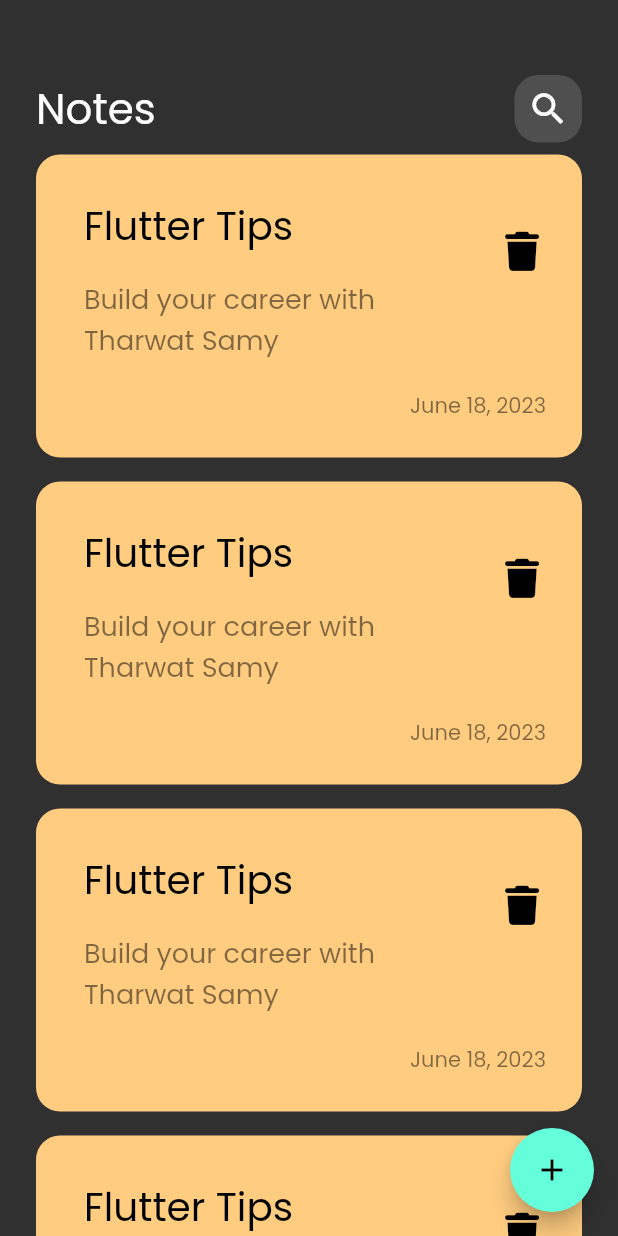
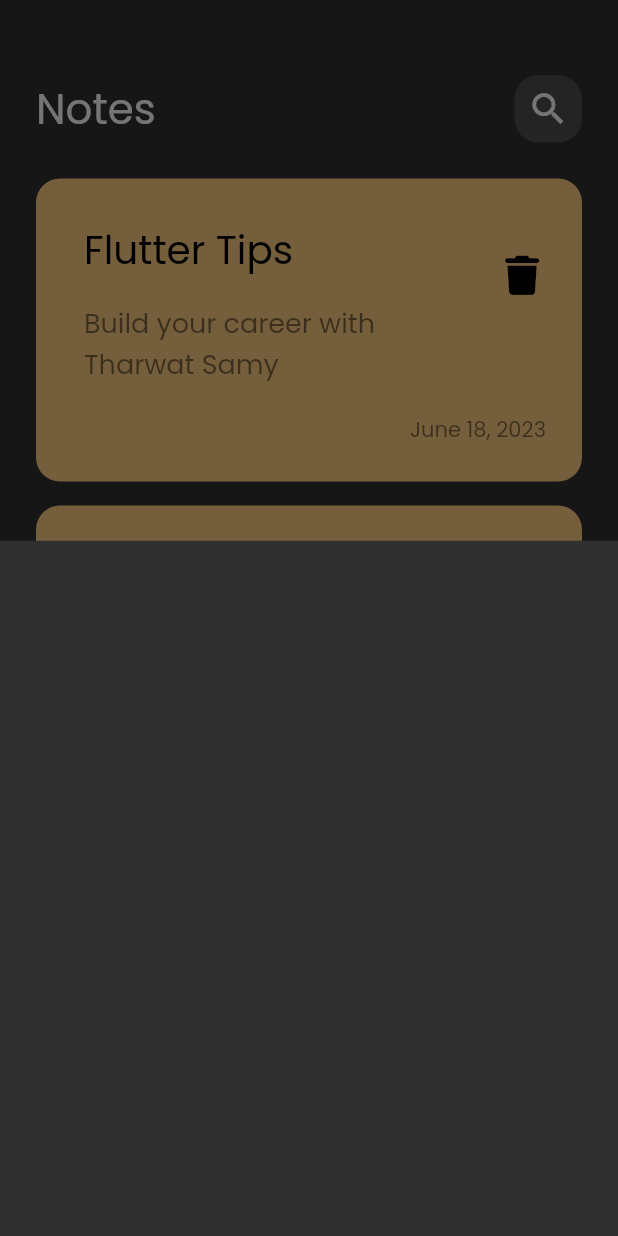
Before and after one commit to MustafaFawzy229/notes_app, a Flutter app: the screen it shows after launch, after a tap on the "add" icon, on a phone screen of 412 x 824 dp. Run offline on Flutter 3.47's test engine with Material 2 defaults, Android fonts, the phone set to English and light mode, and no system bars; our stand-ins replace font_awesome_flutter.

Commit message:
show modal bottom sheet

```diff
--- /dev/null
+++ b/lib/views/add_note_bottom_sheet.dart
@@ -0,0 +1,10 @@
+import 'package:flutter/material.dart';
+
+class AddNoteButtonSheet extends StatelessWidget {
+  const AddNoteButtonSheet({super.key});
+
+  @override
+  Widget build(BuildContext context) {
+    return Container();
+  }
+}
--- a/lib/views/notes_list_view.dart
+++ b/lib/views/notes_list_view.dart
@@ -6,7 +6,12 @@ class NotesListView extends StatelessWidget {
 
   @override
   Widget build(BuildContext context) {
-    return ListView.builder(
+    return Padding(
+      padding: const EdgeInsets.symmetric(
+        vertical: 16,
+      ),
+      child: ListView.builder(
+          padding: EdgeInsets.zero,
           itemCount: 10,
           itemBuilder: (context, index) {
             return const Padding(
@@ -15,6 +20,7 @@ class NotesListView extends StatelessWidget {
               ),
               child: NoteItem(),
             );
-        });
+          }),
+    );
   }
 }
--- a/lib/views/notes_view.dart
+++ b/lib/views/notes_view.dart
@@ -1,4 +1,5 @@
 import 'package:flutter/material.dart';
+import 'add_note_bottom_sheet.dart';
 import 'notes_view_body.dart';
 
 class NotesView extends StatelessWidget {
@@ -9,7 +10,13 @@ class NotesView extends StatelessWidget {
     return Scaffold(
       body: const NotesViewBody(),
       floatingActionButton: FloatingActionButton(
-        onPressed: () {},
+        onPressed: () {
+          showModalBottomSheet(
+              context: context,
+              builder: (context) {
+                return const AddNoteButtonSheet();
+              });
+        },
         child: const Icon(Icons.add),
       ),
     );
```
Lines whose indentation alone changed are shown as unchanged.
